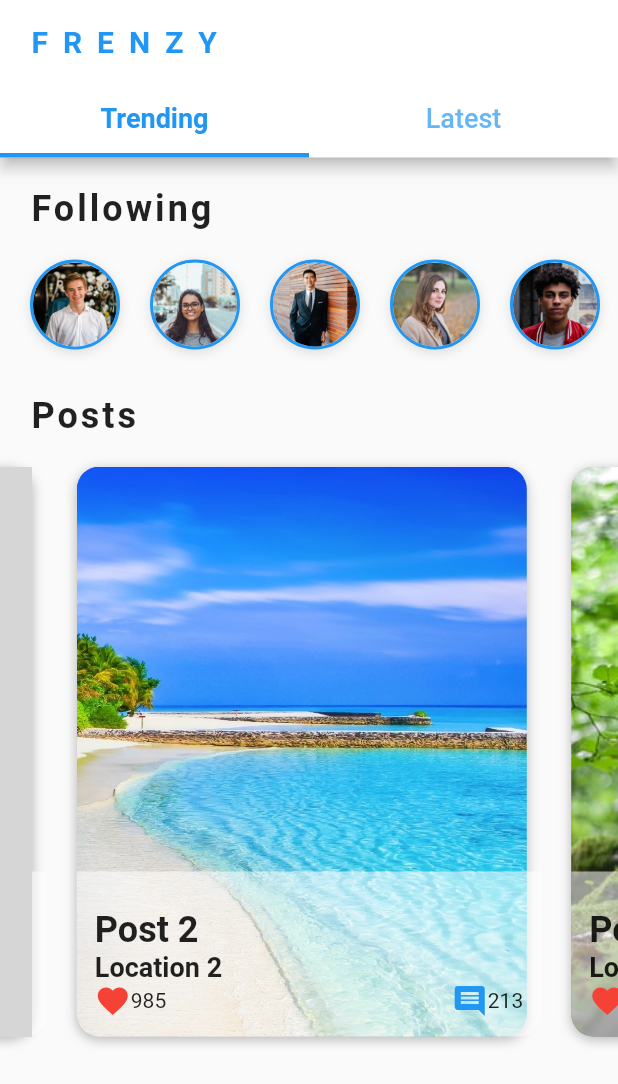
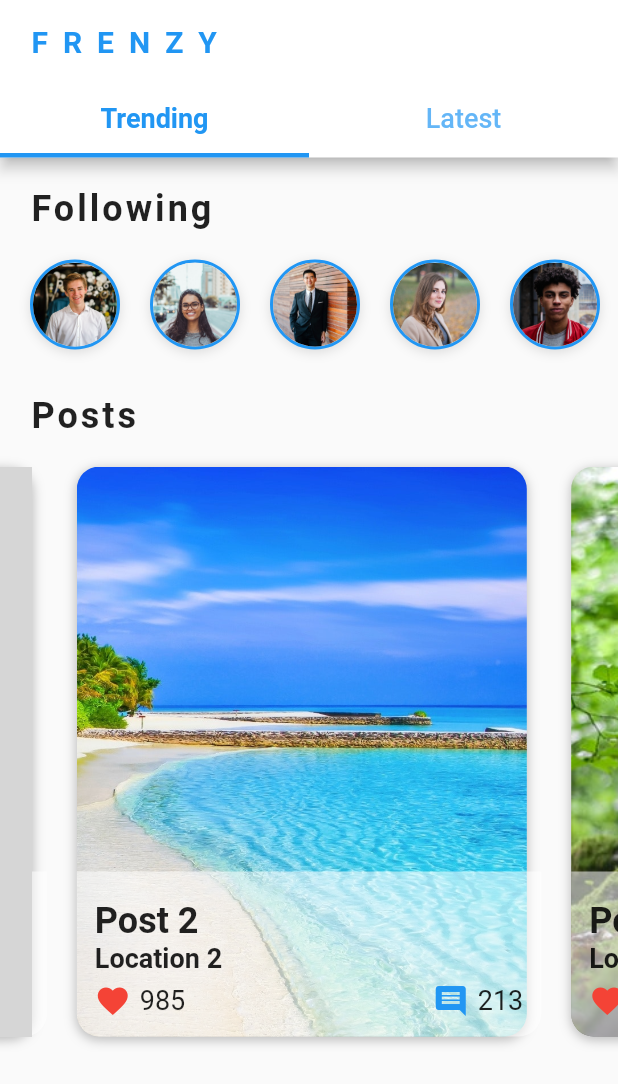
Before and after one commit to Allename/flutter_social_ui, a Flutter app: the HomeScreen screen opened directly, swiped to page 3, on a phone screen of 412 x 824 dp. Shown: the top 1084 px of the screen. Run offline on Flutter 3.47's test engine with Material 2 defaults, Android fonts, the phone set to English and light mode, and no system bars; grey boxes are pictures that could not be loaded.

Commit message:
feat: update

```diff
--- a/lib/widgets/posts_carousel.dart
+++ b/lib/widgets/posts_carousel.dart
@@ -58,6 +58,7 @@ class PostsCarousel extends StatelessWidget {
                     fontSize: 24.0,
                     fontWeight: FontWeight.bold,
                   ),
+                  overflow: TextOverflow.ellipsis,
                 ),
                 Text(
                   post.location,
@@ -65,7 +66,9 @@ class PostsCarousel extends StatelessWidget {
                     fontSize: 18.0,
                     fontWeight: FontWeight.w600,
                   ),
+                  overflow: TextOverflow.ellipsis,
                 ),
+                SizedBox(height: 6.0),
                 Row(
                   mainAxisAlignment: MainAxisAlignment.spaceBetween,
                   children: <Widget>[
@@ -75,7 +78,13 @@ class PostsCarousel extends StatelessWidget {
                           Icons.favorite,
                           color: Colors.red,
                         ),
-                        Text(post.likes.toString()),
+                        SizedBox(width: 6.0),
+                        Text(
+                          post.likes.toString(),
+                          style: TextStyle(
+                            fontSize: 18.0,
+                          ),
+                        ),
                       ],
                     ),
                     Row(
@@ -84,7 +93,13 @@ class PostsCarousel extends StatelessWidget {
                           Icons.comment,
                           color: Theme.of(context).primaryColor,
                         ),
-                        Text(post.comments.toString()),
+                        SizedBox(width: 6.0),
+                        Text(
+                          post.comments.toString(),
+                          style: TextStyle(
+                            fontSize: 18.0,
+                          ),
+                        ),
                       ],
                     ),
                   ],
```
